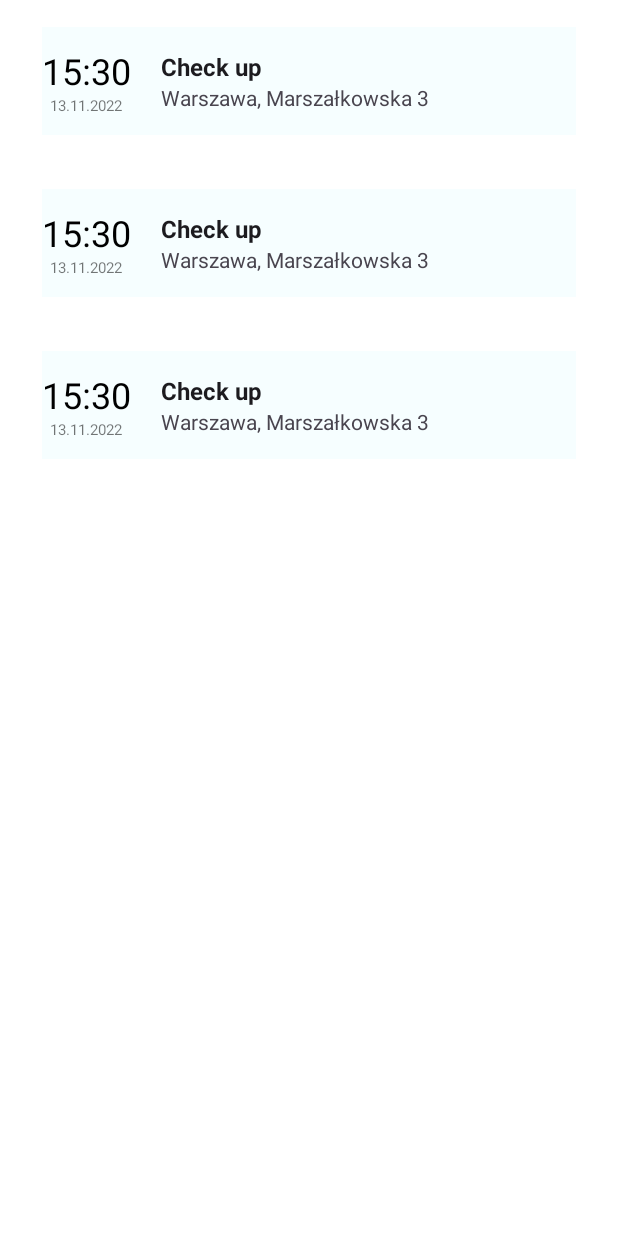
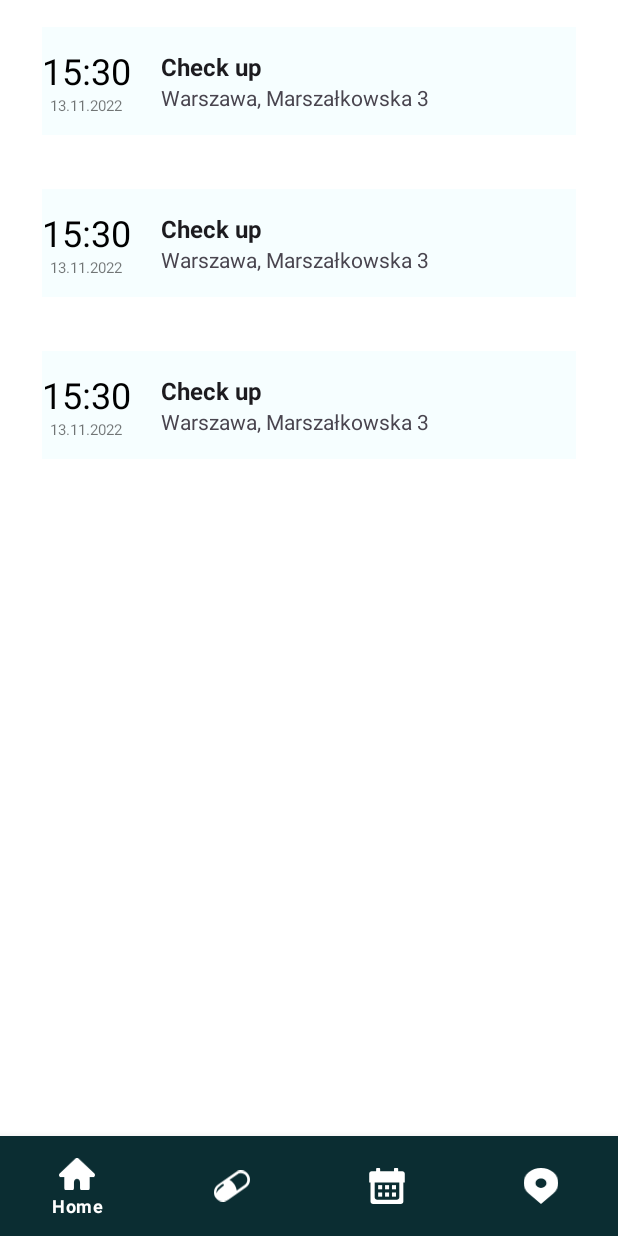
Before and after one commit to AlicjaKowalska/PatientAssistant, an Android app: the layout activity_medical_appointments.xml on its own in the app's theme, with its tools: preview values and no code run, on a phone screen of 412 x 824 dp. Run offline under Robolectric (Android 15) with nearby library versions, the phone set to English and light mode, and no system bars.

Commit message:
[Issue #21] Navigation bar
Implemented navigation bar and added it to the MAinActivity.kt,
DrugActivity.kt and MedicalAppointmentActivity.kt.

```diff
--- a/app/build.gradle
+++ b/app/build.gradle
@@ -48,6 +48,8 @@ dependencies {
     // Kotlin
     implementation "androidx.fragment:fragment-ktx:$fragment_version"
 
+    implementation 'com.google.android.material:material:1.7.0'
+
     implementation "androidx.appcompat:appcompat:$rootProject.appCompatVersion"
     implementation "androidx.activity:activity-ktx:$rootProject.activityVersion"
 
--- /dev/null
+++ b/app/src/main/res/drawable/appointment.xml
@@ -0,0 +1,30 @@
+<vector xmlns:android="http://schemas.android.com/apk/res/android"
+    android:width="20dp"
+    android:height="20dp"
+    android:viewportWidth="20"
+    android:viewportHeight="20">
+    <group>
+        <clip-path android:pathData="M0,0h20v19.999h-20z" />
+        <path
+            android:fillColor="#ffffff"
+            android:pathData="M19.879,3.128C19.879,2.372 19.266,1.76 18.511,1.76H16.199V0.558C16.199,0.25 15.949,0 15.641,0H14.436C14.129,0 13.878,0.25 13.878,0.558V1.761H6.199V0.558C6.199,0.25 5.95,0 5.642,0H4.517C4.209,0 3.959,0.25 3.959,0.558V1.761H1.486C0.731,1.761 0.119,2.373 0.119,3.128V8.001H0.839V18.594C0.839,19.371 1.469,20 2.245,20H17.674C18.451,20 19.08,19.371 19.08,18.594V8H19.881L19.879,3.128ZM16.839,16.274C16.839,17.051 16.21,17.68 15.433,17.68H4.565C3.788,17.68 3.159,17.051 3.159,16.274V8H16.838V16.274H16.839Z" />
+        <path
+            android:fillColor="#ffffff"
+            android:pathData="M7.319,9.519H5.079V11.84H7.319V9.519Z" />
+        <path
+            android:fillColor="#ffffff"
+            android:pathData="M11.159,9.519H8.919V11.84H11.159V9.519Z" />
+        <path
+            android:fillColor="#ffffff"
+            android:pathData="M14.998,9.519H12.758V11.84H14.998V9.519Z" />
+        <path
+            android:fillColor="#ffffff"
+            android:pathData="M7.319,13.599H5.079V15.919H7.319V13.599Z" />
+        <path
+            android:fillColor="#ffffff"
+            android:pathData="M11.159,13.599H8.919V15.919H11.159V13.599Z" />
+        <path
+            android:fillColor="#ffffff"
+            android:pathData="M14.998,13.599H12.758V15.919H14.998V13.599Z" />
+    </group>
+</vector>
--- /dev/null
+++ b/app/src/main/res/drawable/drug.xml
@@ -0,0 +1,9 @@
+<vector xmlns:android="http://schemas.android.com/apk/res/android"
+    android:width="20dp"
+    android:height="17dp"
+    android:viewportWidth="20"
+    android:viewportHeight="17">
+    <path
+        android:fillColor="#ffffff"
+        android:pathData="M19.098,2.147C18.054,0.649 16.27,-0.164 14.453,0.028C13.617,0.115 12.804,0.418 12.111,0.904L2.145,7.851C-0.125,9.436 -0.683,12.567 0.903,14.837C1.946,16.335 3.731,17.147 5.547,16.956C6.384,16.868 7.196,16.566 7.889,16.08L17.847,9.133C20.125,7.548 20.683,4.417 19.098,2.147ZM2.966,10.217C1.524,11.396 1.476,12.503 1.476,12.503C1.476,12.503 1.086,11.459 1.723,10.256C2.361,9.053 5.045,7.325 5.045,7.325L5.627,8.066C5.635,8.058 4.416,9.038 2.966,10.217ZM16.995,7.898L12.629,10.941C12.502,10.145 12.175,9.014 11.378,7.739C10.319,6.042 9.172,5.429 8.55,5.214L12.972,2.131C13.474,1.78 14.039,1.581 14.613,1.517C15.847,1.39 17.106,1.916 17.871,2.999C18.978,4.6 18.588,6.791 16.995,7.898Z" />
+</vector>
--- /dev/null
+++ b/app/src/main/res/drawable/home.xml
@@ -0,0 +1,9 @@
+<vector xmlns:android="http://schemas.android.com/apk/res/android"
+    android:width="22dp"
+    android:height="20dp"
+    android:viewportWidth="22"
+    android:viewportHeight="20">
+    <path
+        android:fillColor="#ffffff"
+        android:pathData="M22,10.64C22,11.346 21.501,11.919 20.884,11.919C20.882,11.919 20.878,11.919 20.873,11.919H18.75V18.721C18.75,19.427 18.25,20 17.635,20H13.97C13.354,20 12.854,19.427 12.854,18.721V15.116C12.854,13.94 12.02,12.984 10.995,12.984C9.97,12.984 9.135,13.94 9.135,15.116V18.721C9.135,19.427 8.635,20 8.019,20H4.354C3.738,20 3.239,19.427 3.239,18.721V11.919H1.116C0.645,11.919 0.224,11.581 0.066,11.073C-0.093,10.565 0.042,9.998 0.404,9.654L10.283,0.293C10.696,-0.098 11.293,-0.098 11.705,0.293L21.493,9.567C21.798,9.796 22,10.191 22,10.64Z" />
+</vector>
--- /dev/null
+++ b/app/src/main/res/drawable/map.xml
@@ -0,0 +1,9 @@
+<vector xmlns:android="http://schemas.android.com/apk/res/android"
+    android:width="19dp"
+    android:height="20dp"
+    android:viewportWidth="19"
+    android:viewportHeight="20">
+    <path
+        android:fillColor="#ffffff"
+        android:pathData="M16.218,2.426C12.507,-0.809 6.492,-0.809 2.782,2.426C-0.927,5.662 -0.927,10.907 2.782,14.142L9.499,20L16.218,14.142C19.927,10.907 19.927,5.662 16.218,2.426ZM9.499,11.052C8.706,11.052 7.962,10.779 7.4,10.282C6.242,9.256 6.242,7.586 7.4,6.56C7.96,6.063 8.706,5.789 9.499,5.789C10.293,5.789 11.038,6.063 11.599,6.56C12.757,7.586 12.757,9.257 11.599,10.282C11.038,10.779 10.293,11.052 9.499,11.052Z" />
+</vector>
--- /dev/null
+++ b/app/src/main/res/drawable/selector.xml
@@ -0,0 +1,11 @@
+<?xml version="1.0" encoding="utf-8"?>
+<selector xmlns:android="http://schemas.android.com/apk/res/android">
+
+    <item
+        android:state_selected="true"
+        android:color="@color/white"/>
+    <item
+        android:state_selected="false"
+        android:color="@color/white"/>
+
+</selector>
--- a/app/src/main/res/layout/activity_medical_appointments.xml
+++ b/app/src/main/res/layout/activity_medical_appointments.xml
@@ -15,4 +15,19 @@
         app:layout_constraintStart_toStartOf="parent"
         app:layout_constraintTop_toTopOf="parent"
         tools:listitem="@layout/medical_appointment_item" />
+
+    <com.google.android.material.bottomnavigation.BottomNavigationView
+        android:id="@+id/bottom_navigation"
+        android:layout_width="match_parent"
+        android:layout_height="wrap_content"
+        android:layout_alignParentBottom="true"
+        android:background="@color/dark_green"
+        android:paddingTop="5dp"
+        android:paddingBottom="5dp"
+        app:itemIconTint="@drawable/selector"
+        app:itemTextColor="@drawable/selector"
+        app:layout_constraintBottom_toBottomOf="parent"
+        app:layout_constraintEnd_toEndOf="parent"
+        app:layout_constraintStart_toStartOf="parent"
+        app:menu="@menu/menu_navigation" />
 </androidx.constraintlayout.widget.ConstraintLayout>
--- /dev/null
+++ b/app/src/main/res/menu/menu_navigation.xml
@@ -0,0 +1,23 @@
+<?xml version="1.0" encoding="utf-8"?>
+<menu xmlns:android="http://schemas.android.com/apk/res/android">
+
+    <item
+        android:id="@+id/home"
+        android:icon="@drawable/home"
+        android:title="Home" />
+    <item
+        android:id="@+id/drugs"
+        android:icon="@drawable/drug"
+        android:title="Drugs" />
+
+    <item
+        android:id="@+id/appointments"
+        android:icon="@drawable/appointment"
+        android:title="Appointments" />
+
+    <item
+        android:id="@+id/map"
+        android:icon="@drawable/map"
+        android:title="Map" />
+
+</menu>
--- a/app/src/main/res/values/colors.xml
+++ b/app/src/main/res/values/colors.xml
@@ -12,4 +12,5 @@
     <color name="dark_emerald">#0B2D32</color>
     <color name="almost_black">#1C1B1F</color>
     <color name="grey">#49454F</color>
+    <color name="dark_green">#0B2D32</color>
 </resources>
```
Also changed, not shown: app/src/main/java/com/example/patientassistant/View/DrugActivity.kt (+29 -0 lines), app/src/main/java/com/example/patientassistant/View/MainActivity.kt (+30 -1 lines), app/src/main/java/com/example/patientassistant/View/MedicalAppointmentsActivity.kt (+29 -1 lines), app/src/main/res/layout/activity_drug.xml (+19 -4 lines), app/src/main/res/layout/activity_main.xml (+19 -1 lines).
